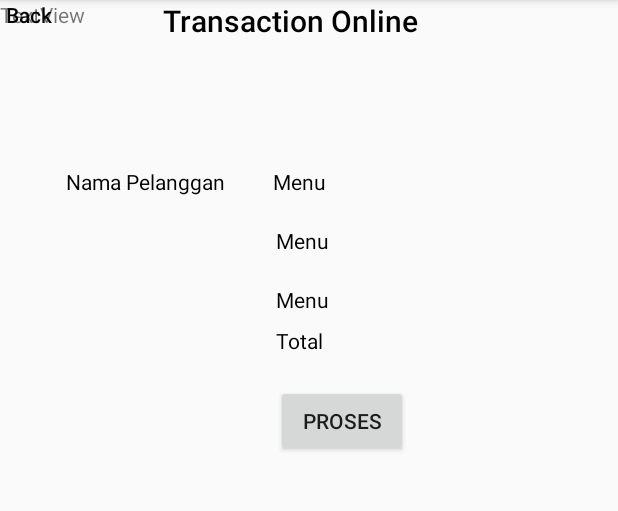
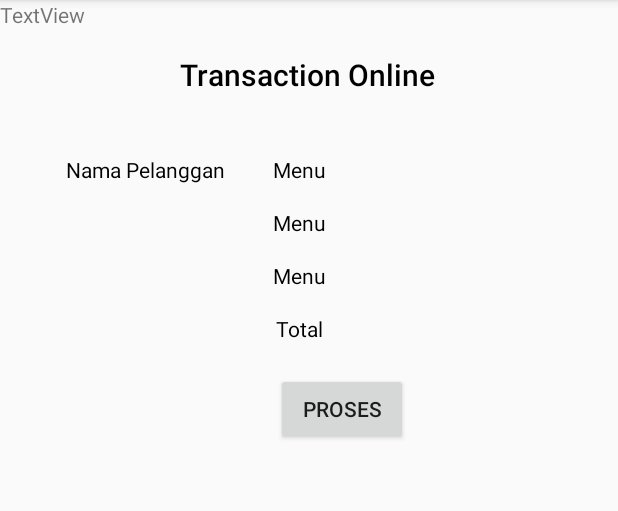
Before and after one commit to A-M-A-Gang/TCTTCakRon, an Android app: the TransactionOnline screen opened directly, with no data from a screen before it, on a phone screen of 412 x 824 dp, the part 84-595 px from its top. Run offline under Robolectric (Android 15) with nearby library versions, the phone set to English and light mode, and no system bars.

Commit message:
Update Latout Transaction Online

```diff
--- a/app/src/main/res/layout/activity_transaction_online.xml
+++ b/app/src/main/res/layout/activity_transaction_online.xml
@@ -10,24 +10,13 @@
         android:id="@+id/textView2"
         android:layout_width="wrap_content"
         android:layout_height="wrap_content"
-        android:layout_marginStart="72dp"
+        android:layout_marginTop="36dp"
         android:fontFamily="sans-serif-medium"
         android:text="Transaction Online"
         android:textColor="@color/colorBlack"
         android:textSize="20dp"
         app:layout_constraintEnd_toEndOf="parent"
-        app:layout_constraintHorizontal_bias="0.016"
-        app:layout_constraintStart_toEndOf="@+id/textBack"
-        app:layout_constraintTop_toTopOf="parent" />
-
-    <TextView
-        android:id="@+id/textBack"
-        android:layout_width="wrap_content"
-        android:layout_height="wrap_content"
-        android:layout_marginStart="4dp"
-        android:fontFamily="sans-serif-medium"
-        android:text="Back"
-        android:textColor="@color/colorBlack"
+        app:layout_constraintHorizontal_bias="0.497"
         app:layout_constraintStart_toStartOf="parent"
         app:layout_constraintTop_toTopOf="parent" />
 
@@ -36,7 +25,7 @@
         android:layout_width="wrap_content"
         android:layout_height="wrap_content"
         android:layout_marginStart="44dp"
-        android:layout_marginTop="84dp"
+        android:layout_marginTop="40dp"
         android:text="Nama Pelanggan"
         android:textColor="@color/colorBlack"
         app:layout_constraintStart_toStartOf="parent"
@@ -47,32 +36,29 @@
         android:layout_width="wrap_content"
         android:layout_height="wrap_content"
         android:layout_marginStart="32dp"
-        android:layout_marginTop="84dp"
         android:text="Menu"
         android:textColor="@color/colorBlack"
         app:layout_constraintStart_toEndOf="@+id/textView11"
-        app:layout_constraintTop_toBottomOf="@+id/textView2" />
+        app:layout_constraintTop_toTopOf="@+id/textView11" />
 
     <TextView
         android:id="@+id/textView13"
         android:layout_width="wrap_content"
         android:layout_height="wrap_content"
-        android:layout_marginStart="184dp"
-        android:layout_marginTop="20dp"
+        android:layout_marginTop="16dp"
         android:text="Menu"
         android:textColor="@color/colorBlack"
-        app:layout_constraintStart_toStartOf="parent"
+        app:layout_constraintStart_toStartOf="@+id/textView12"
         app:layout_constraintTop_toBottomOf="@+id/textView12" />
 
     <TextView
         android:id="@+id/textView14"
         android:layout_width="wrap_content"
         android:layout_height="wrap_content"
-        android:layout_marginStart="184dp"
-        android:layout_marginTop="20dp"
+        android:layout_marginTop="16dp"
         android:text="Menu"
         android:textColor="@color/colorBlack"
-        app:layout_constraintStart_toStartOf="parent"
+        app:layout_constraintStart_toStartOf="@+id/textView13"
         app:layout_constraintTop_toBottomOf="@+id/textView13" />
 
     <TextView
@@ -80,7 +66,7 @@
         android:layout_width="wrap_content"
         android:layout_height="wrap_content"
         android:layout_marginStart="184dp"
-        android:layout_marginTop="8dp"
+        android:layout_marginTop="16dp"
         android:text="Total"
         android:textColor="@color/colorBlack"
         app:layout_constraintStart_toStartOf="parent"
```
